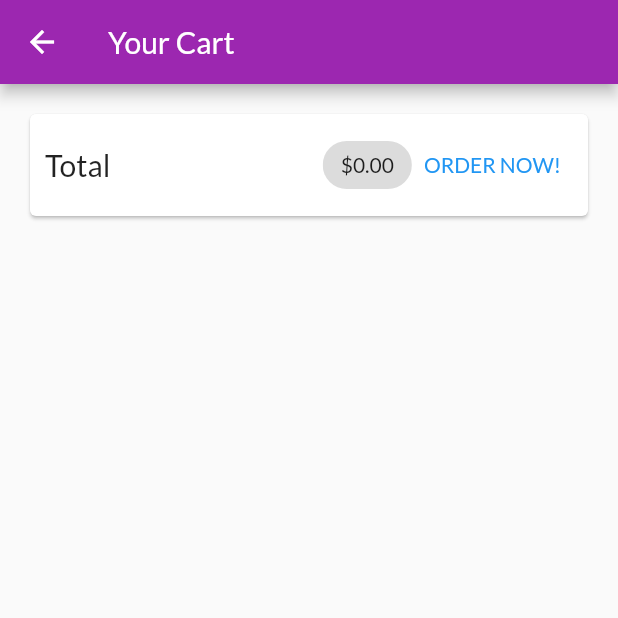
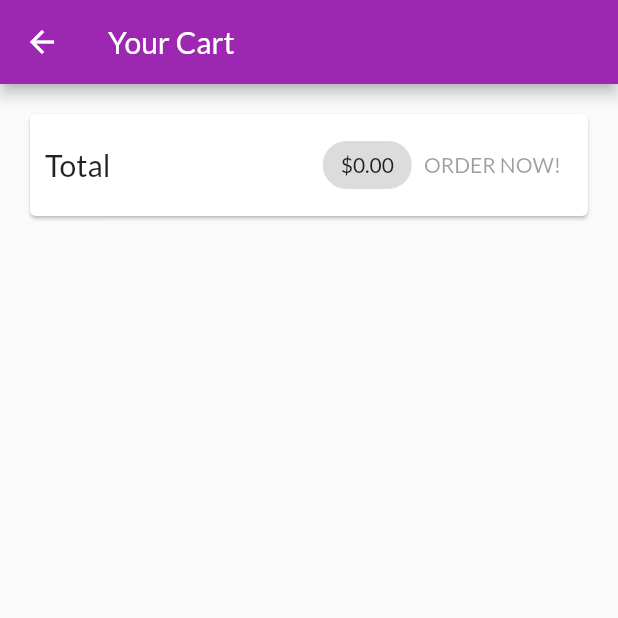
Before and after one commit to Khawajafakhar/ShopApp, a Flutter app: the CartScreen screen opened by its route, on a phone screen of 412 x 824 dp, the top half of it. Run offline on Flutter 3.47's test engine with Material 2 defaults, Android fonts, the phone set to English and light mode, and no system bars; missing offline and left inert: dart:ffi; network calls fail.

Commit message:
posting and fetching orders data

```diff
--- a/lib/providers/products.dart
+++ b/lib/providers/products.dart
@@ -84,9 +84,7 @@ class Products with ChangeNotifier {
 
     try {
       final response = await http.get(url);
-      print(response);
       final fetchData = json.decode(response.body) as Map<String, dynamic>;
-      print(fetchData);
       List<Product> fetchedList = [];
       fetchData.forEach((prodkey, prodvalue) {
         fetchedList.add(Product(
--- a/lib/screens/cart_screen.dart
+++ b/lib/screens/cart_screen.dart
@@ -41,13 +41,7 @@ class CartScreen extends StatelessWidget {
                           label: Text(
                         '\$${cart.totalAmount.toStringAsFixed(2)}',
                       )),
-                       TextButton(
-                        onPressed: () {
-                          orderData.addOrder(cart.totalAmount, cart.getItems.values.toList());
-                          cart.clear();
-                        },
-                        child: Text('ORDER NOW!'),
-                      )
+                      OrderButton(orderData: orderData, cart: cart)
                     ],
                   ),
                 )),
@@ -66,3 +60,42 @@ class CartScreen extends StatelessWidget {
         ));
   }
 }
+
+class OrderButton extends StatefulWidget {
+  const OrderButton({
+    Key? key,
+    required this.orderData,
+    required this.cart,
+  }) : super(key: key);
+
+  final Orders orderData;
+  final Cart cart;
+
+  @override
+  State<OrderButton> createState() => _OrderButtonState();
+}
+
+class _OrderButtonState extends State<OrderButton> {
+  var _isLoading = false;
+  @override
+  Widget build(BuildContext context) {
+    return TextButton(
+      onPressed: (widget.cart.totalAmount <= 0 || _isLoading)
+          ? null
+          : () async {
+              setState(() {
+                _isLoading = true;
+              });
+              await widget.orderData.addOrder(widget.cart.totalAmount,
+                  widget.cart.getItems.values.toList());
+              widget.cart.clear();
+              setState(() {
+                _isLoading = false;
+              });
+            },
+      child: _isLoading
+          ? const CircularProgressIndicator()
+          : const Text('ORDER NOW!'),
+    );
+  }
+}
```
Also changed, not shown: lib/providers/orders.dart (+56 -5 lines), lib/screens/orders_screen.dart (+30 -3 lines).
